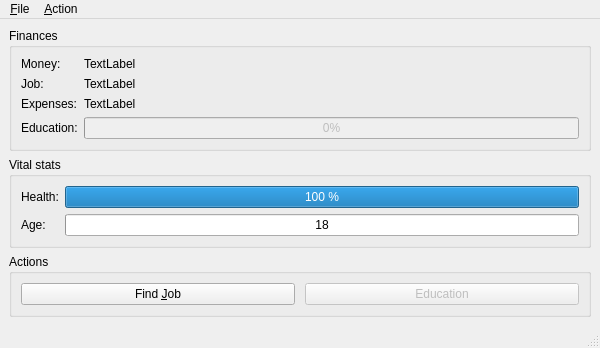
First picture: the form in src/mainwindow.ui, repository velnias75/MyCareer, before the edit.
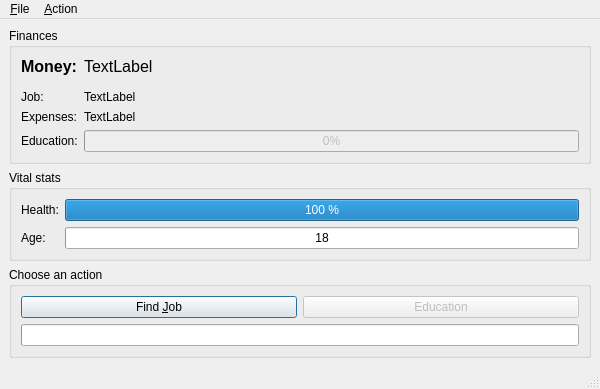
Second picture: the form after the edit.

What changed in the file:
```diff
--- a/src/mainwindow.ui
+++ b/src/mainwindow.ui
@@ -7,7 +7,7 @@
     <x>0</x>
     <y>0</y>
     <width>600</width>
-    <height>330</height>
+    <height>365</height>
    </rect>
   </property>
   <property name="minimumSize">
@@ -29,6 +29,13 @@
       <layout class="QFormLayout" name="formLayout_2">
        <item row="0" column="0">
         <widget class="QLabel" name="label_2">
+         <property name="font">
+          <font>
+           <pointsize>12</pointsize>
+           <weight>75</weight>
+           <bold>true</bold>
+          </font>
+         </property>
          <property name="text">
           <string>Money:</string>
          </property>
@@ -36,47 +43,52 @@
        </item>
        <item row="0" column="1">
         <widget class="QLabel" name="moneyLabel">
+         <property name="font">
+          <font>
+           <pointsize>12</pointsize>
+          </font>
+         </property>
          <property name="text">
           <string notr="true">TextLabel</string>
          </property>
         </widget>
        </item>
-       <item row="2" column="0">
+       <item row="3" column="0">
         <widget class="QLabel" name="label_5">
          <property name="text">
           <string>Job:</string>
          </property>
         </widget>
        </item>
-       <item row="2" column="1">
+       <item row="3" column="1">
         <widget class="QLabel" name="jobLabel">
          <property name="text">
           <string notr="true">TextLabel</string>
          </property>
         </widget>
        </item>
-       <item row="3" column="0">
+       <item row="4" column="0">
         <widget class="QLabel" name="label_4">
          <property name="text">
           <string>Expenses:</string>
          </property>
         </widget>
        </item>
-       <item row="3" column="1">
+       <item row="4" column="1">
         <widget class="QLabel" name="expensesLabel">
          <property name="text">
           <string notr="true">TextLabel</string>
          </property>
         </widget>
        </item>
-       <item row="4" column="0">
+       <item row="5" column="0">
         <widget class="QLabel" name="label_6">
          <property name="text">
           <string>Education:</string>
          </property>
         </widget>
        </item>
-       <item row="4" column="1">
+       <item row="5" column="1">
         <widget class="QProgressBar" name="eduBar">
          <property name="enabled">
           <bool>false</bool>
@@ -92,6 +104,22 @@
          </property>
         </widget>
        </item>
+       <item row="2" column="1">
+        <spacer name="verticalSpacer">
+         <property name="orientation">
+          <enum>Qt::Vertical</enum>
+         </property>
+         <property name="sizeType">
+          <enum>QSizePolicy::Fixed</enum>
+         </property>
+         <property name="sizeHint" stdset="0">
+          <size>
+           <width>0</width>
+           <height>2</height>
+          </size>
+         </property>
+        </spacer>
+       </item>
       </layout>
      </widget>
     </item>
@@ -147,17 +175,19 @@
     <item>
      <widget class="QGroupBox" name="groupBox_3">
       <property name="title">
-       <string>Actions</string>
+       <string>Choose an action</string>
       </property>
+      <layout class="QVBoxLayout" name="verticalLayout_2">
+       <item>
       <layout class="QHBoxLayout" name="horizontalLayout">
-       <property name="spacing">
-        <number>10</number>
-       </property>
        <item>
         <widget class="QPushButton" name="findJobButton">
          <property name="text">
           <string>Find &amp;Job</string>
          </property>
+           <property name="default">
+            <bool>true</bool>
+           </property>
         </widget>
        </item>
        <item>
@@ -167,6 +197,21 @@
          </property>
          <property name="text">
           <string notr="true">Education</string>
+           </property>
+          </widget>
+         </item>
+        </layout>
+       </item>
+       <item>
+        <widget class="QProgressBar" name="findJobBar">
+         <property name="maximum">
+          <number>365</number>
+         </property>
+         <property name="value">
+          <number>0</number>
+         </property>
+         <property name="format">
+          <string notr="true"/>
          </property>
         </widget>
        </item>
```
Lines whose indentation alone changed are shown as unchanged.
